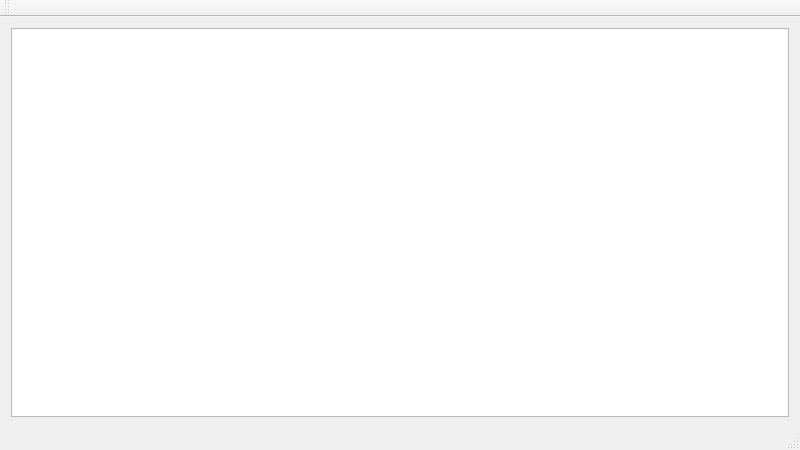
The window that ui/log_parser/mainwindow.ui (Mercy1101/log_parser) describes before a commit, drawn with Qt 5.
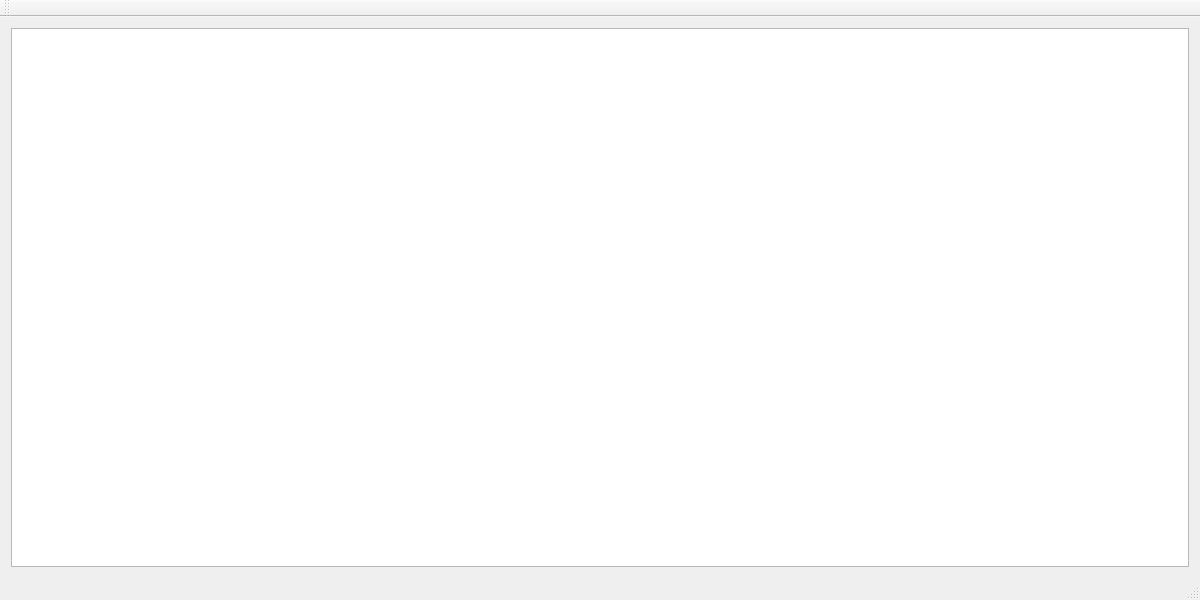
The same window after the commit.

Commit message: 添加界面表格自适应

```diff
--- a/ui/log_parser/mainwindow.ui
+++ b/ui/log_parser/mainwindow.ui
@@ -6,14 +6,20 @@
    <rect>
     <x>0</x>
     <y>0</y>
-    <width>800</width>
-    <height>450</height>
+    <width>1200</width>
+    <height>600</height>
    </rect>
   </property>
+  <property name="sizePolicy">
+   <sizepolicy hsizetype="Maximum" vsizetype="Fixed">
+    <horstretch>0</horstretch>
+    <verstretch>0</verstretch>
+   </sizepolicy>
+  </property>
   <property name="minimumSize">
    <size>
-    <width>16</width>
-    <height>0</height>
+    <width>800</width>
+    <height>450</height>
    </size>
   </property>
   <property name="windowTitle">
@@ -22,7 +28,14 @@
   <widget class="QWidget" name="centralWidget">
    <layout class="QFormLayout" name="formLayout">
     <item row="0" column="0" colspan="2">
-     <widget class="QTableWidget" name="tableWidget"/>
+     <widget class="QTableWidget" name="tableWidget">
+      <property name="sizePolicy">
+       <sizepolicy hsizetype="Expanding" vsizetype="Expanding">
+        <horstretch>100</horstretch>
+        <verstretch>100</verstretch>
+       </sizepolicy>
+      </property>
+     </widget>
     </item>
    </layout>
   </widget>
```
Left out of the diff: 4 changed lines with no effect on the pictures. The commit also changes 4 other files.
